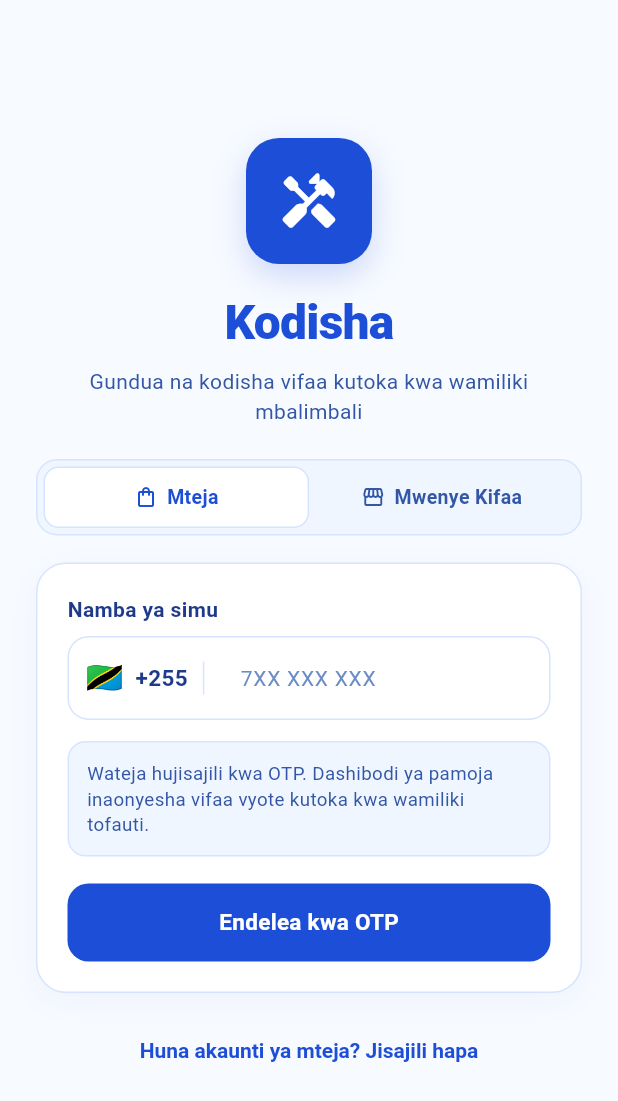
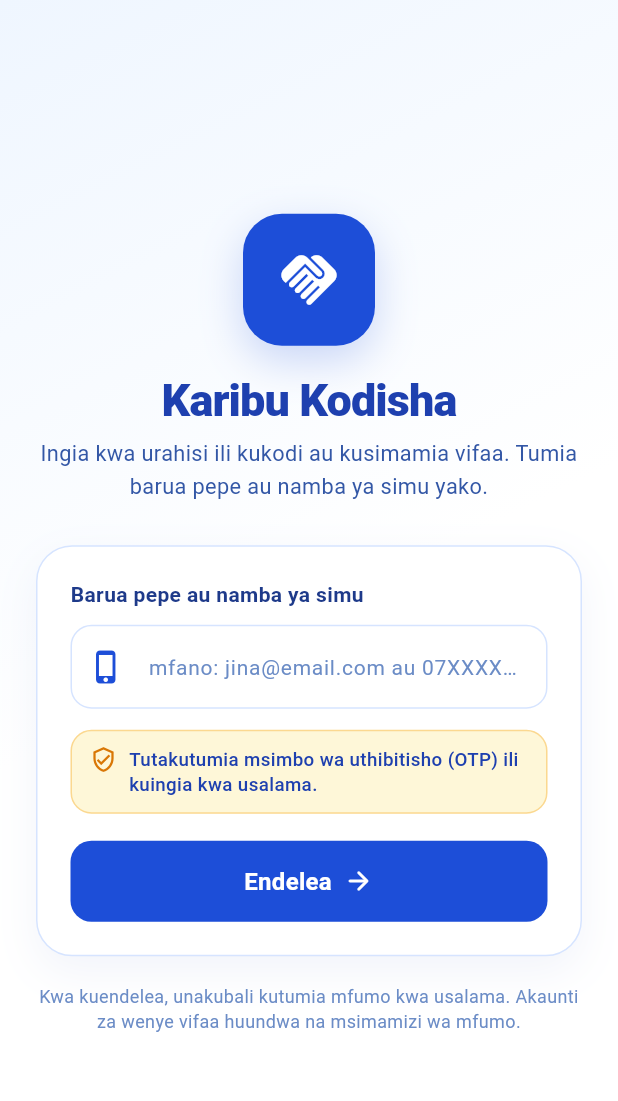
Before and after one commit to APKnation/nikodishe, a Flutter app: the screen it shows after launch, on a phone screen of 412 x 824 dp. Shown: the top 1101 px of the screen. Run offline on Flutter 3.47's test engine with Material 3 defaults, Android fonts, the phone set to English and light mode, and no system bars; our stand-ins replace flutter_riverpod, go_router, image_picker.

Commit message:
added functinalty

```diff
--- a/lib/features/auth/presentation/screens/otp_screen.dart
+++ b/lib/features/auth/presentation/screens/otp_screen.dart
@@ -156,7 +156,7 @@ class _OtpScreenState extends ConsumerState<OtpScreen> {
                         height: 1.5,
                       ),
                       children: [
-                        const TextSpan(text: 'Ingiza msimbo wa tarakimu 4 uliotumwa kwa '),
+                        const TextSpan(text: 'Tumetuma msimbo wa tarakimu 4 kwa '),
                         TextSpan(
                           text: widget.phone,
                           style: const TextStyle(
@@ -228,7 +228,7 @@ class _OtpScreenState extends ConsumerState<OtpScreen> {
                             border: Border.all(color: AppColors.amber.withOpacity(0.45)),
                           ),
                           child: const Text(
-                            'Kwa majaribio tumia msimbo: 1234 au 123456',
+                            'Kwa majaribio tumia msimbo: 123456',
                             style: TextStyle(fontSize: 12.5, color: AppColors.primaryDark, fontWeight: FontWeight.w600),
                           ),
                         ),
--- a/lib/features/auth/presentation/screens/phone_screen.dart
+++ b/lib/features/auth/presentation/screens/phone_screen.dart
@@ -14,46 +14,30 @@ class PhoneScreen extends ConsumerStatefulWidget {
 }
 
 class _PhoneScreenState extends ConsumerState<PhoneScreen> {
-  final _phoneController = TextEditingController();
-  final _passwordController = TextEditingController();
+  final _identifierController = TextEditingController();
   final _formKey = GlobalKey<FormState>();
-  bool _isOwnerMode = false;
-  bool _obscurePassword = true;
 
   @override
   void dispose() {
-    _phoneController.dispose();
-    _passwordController.dispose();
+    _identifierController.dispose();
     super.dispose();
   }
 
-  String _fullPhone() => '+255${_phoneController.text.trim()}';
+  bool _looksLikeEmail(String value) => value.contains('@');
 
-  Future<void> _handleCustomerContinue() async {
+  Future<void> _handleContinue() async {
     FocusScope.of(context).unfocus();
     if (!_formKey.currentState!.validate()) return;
-    final phone = _fullPhone();
-    await ref.read(authProvider.notifier).sendOtp(phone);
-    final error = ref.read(authProvider).error;
-    if (mounted && error == null) {
-      context.push('/auth/otp', extra: {'phone': phone, 'role': UserRole.renter});
-    }
-  }
-
-  Future<void> _handleOwnerLogin() async {
-    FocusScope.of(context).unfocus();
-    if (!_formKey.currentState!.validate()) return;
-    final phone = _fullPhone();
-    final password = _passwordController.text.trim();
-    await ref.read(authProvider.notifier).loginOwner(phone: phone, password: password);
+    final identifier = _identifierController.text.trim();
+    final resolvedPhone = await ref.read(authProvider.notifier).sendOtp(identifier);
     final auth = ref.read(authProvider);
     if (!mounted) return;
-    if (auth.user != null) {
-      if (auth.user!.role == UserRole.owner) {
-        context.go('/owner/home');
-      } else {
-        context.go('/home');
-      }
+    if (resolvedPhone != null && auth.error == null) {
+      context.push('/auth/otp', extra: {
+        'phone': resolvedPhone,
+        'identifier': identifier,
+        'role': UserRole.renter, // actual role resolved after verify
+      });
     }
   }
 
@@ -62,11 +46,18 @@ class _PhoneScreenState extends ConsumerState<PhoneScreen> {
     final authState = ref.watch(authProvider);
 
     return Scaffold(
-      backgroundColor: AppColors.background,
-      body: SafeArea(
+      body: Container(
+        decoration: const BoxDecoration(
+          gradient: LinearGradient(
+            begin: Alignment.topLeft,
+            end: Alignment.bottomRight,
+            colors: [AppColors.blueTintSoft, AppColors.white, AppColors.surface],
+          ),
+        ),
+        child: SafeArea(
           child: Center(
             child: SingleChildScrollView(
-            padding: const EdgeInsets.fromLTRB(24, 24, 24, 32),
+              padding: const EdgeInsets.symmetric(horizontal: 24, vertical: 28),
               child: ConstrainedBox(
                 constraints: const BoxConstraints(maxWidth: 460),
                 child: Form(
@@ -74,94 +65,64 @@ class _PhoneScreenState extends ConsumerState<PhoneScreen> {
                   child: Column(
                     crossAxisAlignment: CrossAxisAlignment.stretch,
                     children: [
+                      const SizedBox(height: 8),
                       Center(
                         child: Container(
-                        width: 84,
-                        height: 84,
+                          width: 88,
+                          height: 88,
                           decoration: BoxDecoration(
                             color: AppColors.primary,
-                          borderRadius: BorderRadius.circular(22),
+                            borderRadius: BorderRadius.circular(26),
                             boxShadow: [
                               BoxShadow(
-                              color: AppColors.primary.withOpacity(0.2),
-                              blurRadius: 18,
-                              offset: const Offset(0, 8),
+                                color: AppColors.primary.withOpacity(0.22),
+                                blurRadius: 24,
+                                offset: const Offset(0, 10),
                               ),
                             ],
                           ),
                           child: const Icon(
-                          Icons.handyman_rounded,
-                          size: 42,
+                            Icons.handshake_rounded,
                             color: AppColors.white,
+                            size: 44,
                           ),
                         ),
                       ),
-                    const SizedBox(height: 16),
+                      const SizedBox(height: 20),
                       const Text(
-                      'Kodisha',
+                        'Karibu Kodisha',
                         textAlign: TextAlign.center,
                         style: TextStyle(
-                        fontSize: 32,
+                          fontSize: 30,
                           fontWeight: FontWeight.w800,
-                        color: AppColors.primary,
-                        letterSpacing: -0.5,
+                          color: AppColors.primaryDark,
+                          letterSpacing: -0.6,
+                          height: 1.1,
                         ),
                       ),
-                    const SizedBox(height: 6),
-                    Text(
-                      _isOwnerMode
-                          ? 'Ingia kama mwenye kifaa (akaunti huundwa na super admin)'
-                          : 'Gundua na kodisha vifaa kutoka kwa wamiliki mbalimbali',
+                      const SizedBox(height: 8),
+                      const Text(
+                        'Ingia kwa urahisi ili kukodi au kusimamia vifaa. Tumia barua pepe au namba ya simu yako.',
                         textAlign: TextAlign.center,
-                      style: const TextStyle(
+                        style: TextStyle(
+                          fontSize: 14.5,
                           color: AppColors.textSecondary,
-                        fontSize: 14,
-                        height: 1.4,
+                          height: 1.5,
                         ),
                       ),
-                    const SizedBox(height: 22),
+                      const SizedBox(height: 28),
 
                       Container(
+                        padding: const EdgeInsets.all(22),
                         decoration: BoxDecoration(
-                        color: AppColors.blueTintSoft,
-                        borderRadius: BorderRadius.circular(14),
-                        border: Border.all(color: AppColors.border),
-                      ),
-                      padding: const EdgeInsets.all(4),
-                      child: Row(
-                        children: [
-                          Expanded(
-                            child: _ModeChip(
-                              label: 'Mteja',
-                              selected: !_isOwnerMode,
-                              icon: Icons.shopping_bag_outlined,
-                              onTap: () => setState(() => _isOwnerMode = false),
-                            ),
-                          ),
-                          Expanded(
-                            child: _ModeChip(
-                              label: 'Mwenye Kifaa',
-                              selected: _isOwnerMode,
-                              icon: Icons.storefront_outlined,
-                              onTap: () => setState(() => _isOwnerMode = true),
-                            ),
-                          ),
-                        ],
-                      ),
-                    ),
-                    const SizedBox(height: 18),
-
-                    Container(
-                      padding: const EdgeInsets.all(20),
-                      decoration: BoxDecoration(
-                        color: AppColors.surface,
-                        borderRadius: BorderRadius.circular(20),
+                          color: AppColors.white,
+                          borderRadius: BorderRadius.circular(24),
                           border: Border.all(color: AppColors.border),
                           boxShadow: [
                             BoxShadow(
-                            color: AppColors.primaryDark.withOpacity(0.04),
-                            blurRadius: 16,
-                            offset: const Offset(0, 6),
+                              color: AppColors.primaryDark.withOpacity(0.06),
+                              blurRadius: 24,
+                              offset: const Offset(0, 10),
                             ),
                           ],
                         ),
@@ -169,146 +130,99 @@ class _PhoneScreenState extends ConsumerState<PhoneScreen> {
                           crossAxisAlignment: CrossAxisAlignment.start,
                           children: [
                             const Text(
-                            'Namba ya simu',
+                              'Barua pepe au namba ya simu',
                               style: TextStyle(
                                 fontSize: 14,
-                              fontWeight: FontWeight.w600,
+                                fontWeight: FontWeight.w700,
                                 color: AppColors.textPrimary,
                               ),
                             ),
-                          const SizedBox(height: 8),
+                            const SizedBox(height: 10),
                             TextFormField(
-                            controller: _phoneController,
-                            keyboardType: TextInputType.phone,
-                            maxLength: 9,
-                            style: const TextStyle(
-                              fontSize: 16,
-                              fontWeight: FontWeight.w600,
-                              letterSpacing: 0.5,
+                              controller: _identifierController,
+                              keyboardType: TextInputType.emailAddress,
+                              textInputAction: TextInputAction.done,
+                              onFieldSubmitted: (_) => _handleContinue(),
+                              decoration: InputDecoration(
+                                hintText: 'mfano: jina@email.com au 07XXXXXXXX',
+                                prefixIcon: Icon(
+                                  _looksLikeEmail(_identifierController.text)
+                                      ? Icons.alternate_email_rounded
+                                      : Icons.phone_iphone_rounded,
+                                  color: AppColors.primary,
                                 ),
-                            decoration: InputDecoration(
-                              hintText: '7XX XXX XXX',
-                              counterText: '',
-                              prefixIcon: Container(
-                                margin: const EdgeInsets.only(right: 8),
-                                padding: const EdgeInsets.symmetric(horizontal: 12),
-                                child: Row(
-                                  mainAxisSize: MainAxisSize.min,
+                                filled: true,
+                                fillColor: AppColors.surface,
+                              ),
+                              onChanged: (_) => setState(() {}),
+                              validator: (value) {
+                                final v = (value ?? '').trim();
+                                if (v.isEmpty) {
+                                  return 'Weka barua pepe au namba ya simu';
+                                }
+                                if (v.contains('@')) {
+                                  final emailOk = RegExp(r'^[^@\s]+@[^@\s]+\.[^@\s]+$').hasMatch(v);
+                                  if (!emailOk) return 'Weka barua pepe sahihi';
+                                } else {
+                                  final digits = v.replaceAll(RegExp(r'[^0-9+]'), '');
+                                  if (digits.length < 9) return 'Weka namba ya simu sahihi';
+                                }
+                                return null;
+                              },
+                            ),
+                            const SizedBox(height: 14),
+                            Container(
+                              padding: const EdgeInsets.symmetric(horizontal: 12, vertical: 10),
+                              decoration: BoxDecoration(
+                                color: AppColors.amberTint.withOpacity(0.7),
+                                borderRadius: BorderRadius.circular(14),
+                                border: Border.all(color: AppColors.amber.withOpacity(0.35)),
+                              ),
+                              child: const Row(
+                                crossAxisAlignment: CrossAxisAlignment.start,
                                 children: [
-                                    const Text('🇹🇿', style: TextStyle(fontSize: 20)),
-                                    const SizedBox(width: 8),
-                                    Text(
-                                      '+255',
+                                  Icon(Icons.verified_user_outlined, size: 18, color: AppColors.amberDark),
+                                  SizedBox(width: 8),
+                                  Expanded(
+                                    child: Text(
+                                      'Tutakutumia msimbo wa uthibitisho (OTP) ili kuingia kwa usalama.',
                                       style: TextStyle(
-                                        color: AppColors.textPrimary,
-                                        fontWeight: FontWeight.w700,
-                                        fontSize: 15,
+                                        fontSize: 12.5,
+                                        color: AppColors.primaryDark,
+                                        height: 1.35,
+                                        fontWeight: FontWeight.w500,
                                       ),
                                     ),
-                                    Container(
-                                      margin: const EdgeInsets.only(left: 10),
-                                      width: 1,
-                                      height: 22,
-                                      color: AppColors.border,
                                   ),
                                 ],
                               ),
                             ),
-                              prefixIconConstraints: const BoxConstraints(minWidth: 0, minHeight: 0),
-                            ),
-                            validator: (value) {
-                              if (value == null || value.trim().isEmpty) {
-                                return 'Tafadhali ingiza namba ya simu';
-                              }
-                              if (value.trim().length < 9) {
-                                return 'Namba ya simu haijakamilika';
-                              }
-                              return null;
-                            },
-                          ),
-
-                          if (_isOwnerMode) ...[
-                            const SizedBox(height: 14),
-                            const Text(
-                              'Nenosiri',
-                              style: TextStyle(
-                                fontSize: 14,
-                                fontWeight: FontWeight.w600,
-                                color: AppColors.textPrimary,
-                              ),
-                            ),
-                            const SizedBox(height: 8),
-                            TextFormField(
-                              controller: _passwordController,
-                              obscureText: _obscurePassword,
-                              decoration: InputDecoration(
-                                hintText: 'Weka nenosiri ulilopewa na msimamizi',
-                                suffixIcon: IconButton(
-                                  icon: Icon(
-                                    _obscurePassword ? Icons.visibility_off : Icons.visibility,
-                                    color: AppColors.textSecondary,
-                                  ),
-                                  onPressed: () => setState(() => _obscurePassword = !_obscurePassword),
-                                ),
-                              ),
-                              validator: (value) {
-                                if (!_isOwnerMode) return null;
-                                if (value == null || value.trim().isEmpty) {
-                                  return 'Tafadhali ingiza nenosiri';
-                                }
-                                if (value.trim().length < 4) {
-                                  return 'Nenosiri si sahihi';
-                                }
-                                return null;
-                              },
-                            ),
-                            const SizedBox(height: 10),
+                            if (authState.error != null) ...[
+                              const SizedBox(height: 12),
                               Container(
                                 width: double.infinity,
                                 padding: const EdgeInsets.all(12),
                                 decoration: BoxDecoration(
-                                color: AppColors.amberTint,
+                                  color: AppColors.white,
                                   borderRadius: BorderRadius.circular(12),
-                                border: Border.all(color: AppColors.amber.withOpacity(0.4)),
+                                  border: Border.all(color: AppColors.error.withOpacity(0.25)),
                                 ),
-                              child: const Text(
-                                'Wamiliki wa vifaa huongezwa na Super Admin pekee na hupewa nenosiri la awali (mf. Kodisha@123).',
-                                style: TextStyle(fontSize: 12.5, color: AppColors.textPrimary, height: 1.35),
-                              ),
-                            ),
-                          ] else ...[
-                            const SizedBox(height: 14),
-                            Container(
-                              width: double.infinity,
-                              padding: const EdgeInsets.all(12),
-                              decoration: BoxDecoration(
-                                color: AppColors.blueTintSoft,
-                                borderRadius: BorderRadius.circular(12),
-                                border: Border.all(color: AppColors.border),
-                              ),
-                              child: const Text(
-                                'Wateja hujisajili kwa OTP. Dashibodi ya pamoja inaonyesha vifaa vyote kutoka kwa wamiliki tofauti.',
-                                style: TextStyle(fontSize: 12.5, color: AppColors.textSecondary, height: 1.35),
+                                child: Text(
+                                  authState.error!,
+                                  style: const TextStyle(color: AppColors.error, fontSize: 13, height: 1.35),
                                 ),
                               ),
                             ],
-
-                          if (authState.error != null) ...[
-                            const SizedBox(height: 12),
-                            Text(
-                              authState.error!,
-                              style: const TextStyle(color: AppColors.error, fontSize: 13),
-                            ),
-                          ],
-
                             const SizedBox(height: 18),
                             SizedBox(
                               width: double.infinity,
-                            height: 52,
+                              height: 54,
                               child: ElevatedButton(
-                              onPressed: authState.isLoading
-                                  ? null
-                                  : (_isOwnerMode ? _handleOwnerLogin : _handleCustomerContinue),
+                                onPressed: authState.isLoading ? null : _handleContinue,
+                                style: ElevatedButton.styleFrom(
+                                  elevation: 0,
+                                  shape: RoundedRectangleBorder(borderRadius: BorderRadius.circular(14)),
+                                ),
                                 child: authState.isLoading
                                     ? const SizedBox(
                                         width: 22,
@@ -318,21 +232,31 @@ class _PhoneScreenState extends ConsumerState<PhoneScreen> {
                                           valueColor: AlwaysStoppedAnimation<Color>(AppColors.white),
                                         ),
                                       )
-                                  : Text(_isOwnerMode ? 'Ingia kama Mwenye Kifaa' : 'Endelea kwa OTP'),
+                                    : const Row(
+                                        mainAxisAlignment: MainAxisAlignment.center,
+                                        children: [
+                                          Text(
+                                            'Endelea',
+                                            style: TextStyle(fontSize: 16, fontWeight: FontWeight.w700),
+                                          ),
+                                          SizedBox(width: 8),
+                                          Icon(Icons.arrow_forward_rounded, size: 20),
+                                        ],
+                                      ),
                               ),
                             ),
                           ],
                         ),
                       ),
 
-                    if (!_isOwnerMode) ...[
-                      const SizedBox(height: 14),
-                      TextButton(
-                        onPressed: () => context.push('/auth/register', extra: UserRole.renter),
-                        child: const Text('Huna akaunti ya mteja? Jisajili hapa'),
+                      const SizedBox(height: 18),
+                      const Text(
+                        'Kwa kuendelea, unakubali kutumia mfumo kwa usalama. Akaunti za wenye vifaa huundwa na msimamizi wa mfumo.',
+                        textAlign: TextAlign.center,
+                        style: TextStyle(fontSize: 12, color: AppColors.textTertiary, height: 1.45),
                       ),
                     ],
-                  ],
+                  ),
                 ),
               ),
             ),
@@ -342,53 +266,3 @@ class _PhoneScreenState extends ConsumerState<PhoneScreen> {
     );
   }
 }
-
-class _ModeChip extends StatelessWidget {
-  final String label;
-  final bool selected;
-  final IconData icon;
-  final VoidCallback onTap;
-
-  const _ModeChip({
-    required this.label,
-    required this.selected,
-    required this.icon,
-    required this.onTap,
-  });
-
-  @override
-  Widget build(BuildContext context) {
-    return InkWell(
-      onTap: onTap,
-      borderRadius: BorderRadius.circular(10),
-      child: AnimatedContainer(
-        duration: const Duration(milliseconds: 180),
-        padding: const EdgeInsets.symmetric(vertical: 10, horizontal: 8),
-        decoration: BoxDecoration(
-          color: selected ? AppColors.white : Colors.transparent,
-          borderRadius: BorderRadius.circular(10),
-          border: Border.all(color: selected ? AppColors.border : Colors.transparent),
-        ),
-        child: Row(
-          mainAxisAlignment: MainAxisAlignment.center,
-          children: [
-            Icon(icon, size: 16, color: selected ? AppColors.primary : AppColors.textSecondary),
-            const SizedBox(width: 6),
-            Flexible(
-              child: Text(
-                label,
-                maxLines: 1,
-                overflow: TextOverflow.ellipsis,
-                style: TextStyle(
-                  fontSize: 13,
-                  fontWeight: FontWeight.w700,
-                  color: selected ? AppColors.primary : AppColors.textSecondary,
-                ),
-              ),
-            ),
-          ],
-        ),
-      ),
-    );
-  }
-}
```
Lines whose indentation alone changed are shown as unchanged.
